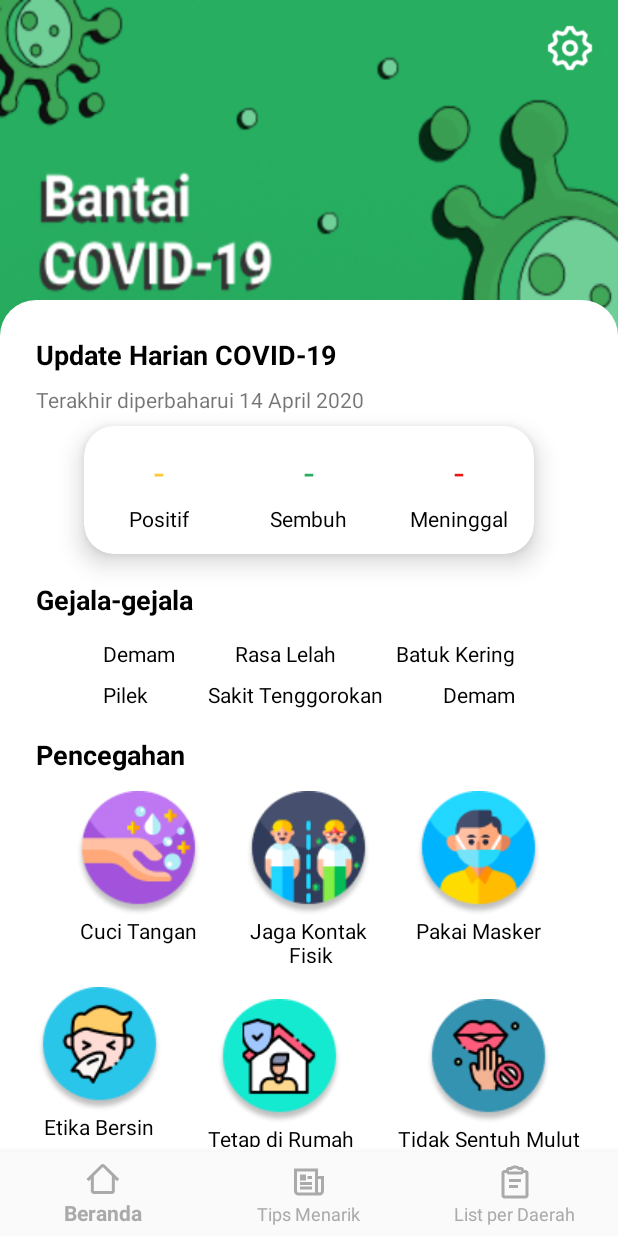
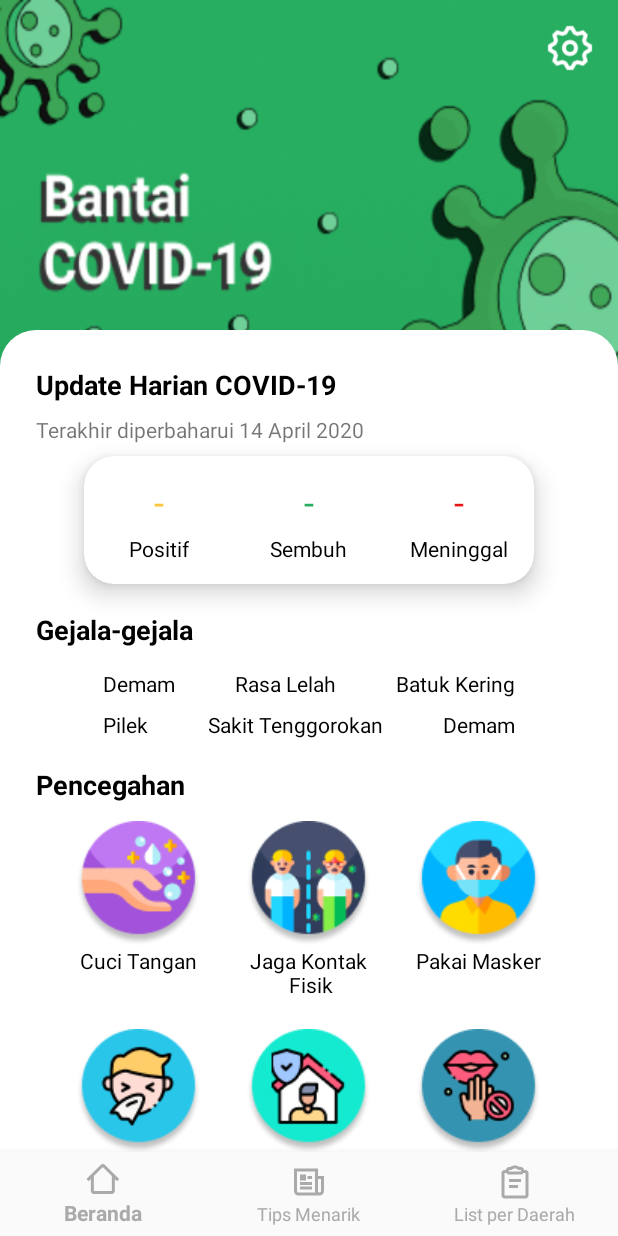
Before and after one commit to Presinutri/Bantai_COVID-19, an Android app: the screen it shows after launch (MainActivity), on a phone screen of 412 x 824 dp. Run offline under Robolectric (Android 15) with nearby library versions, the phone set to English and light mode, and no system bars; our stand-ins replace Volley, navigation-ui; network calls fail.

Commit message:
edit marginTop&string

```diff
--- a/app/src/main/res/layout/fragment_home.xml
+++ b/app/src/main/res/layout/fragment_home.xml
@@ -20,7 +20,7 @@
     <RelativeLayout
         android:layout_width="match_parent"
         android:layout_height="match_parent"
-        android:layout_marginTop="200dp"
+        android:layout_marginTop="220dp"
         android:background="@drawable/white_background">
 
         <ScrollView
--- a/app/src/main/res/layout/fragment_regional_spread.xml
+++ b/app/src/main/res/layout/fragment_regional_spread.xml
@@ -20,7 +20,7 @@
         android:id="@+id/container_region_data"
         android:layout_width="match_parent"
         android:layout_height="match_parent"
-        android:layout_marginTop="200dp"
+        android:layout_marginTop="220dp"
         android:background="@drawable/white_background"
         android:paddingLeft="16dp"
         android:paddingRight="16dp"
--- a/app/src/main/res/values/strings.xml
+++ b/app/src/main/res/values/strings.xml
@@ -27,8 +27,8 @@
     <string name="jaga_kontak_fisik">Jaga Kontak\n Fisik</string>
     <string name="pakai_masker">Pakai Masker</string>
     <string name="etika_bersin">Etika Bersin</string>
-    <string name="tetap_di_rumah">Tetap di Rumah</string>
-    <string name="tidak_sentuh_mulut">Tidak Sentuh Mulut</string>
+    <string name="tetap_di_rumah">Tetap di\nRumah</string>
+    <string name="tidak_sentuh_mulut">Tidak Sentuh\nMulut</string>
     <string name="list_call_center">List Call Center</string>
 
     <string name="data_penyebaran_daerah_covid_19">Data Penyebaran Daerah COVID-19</string>
```
